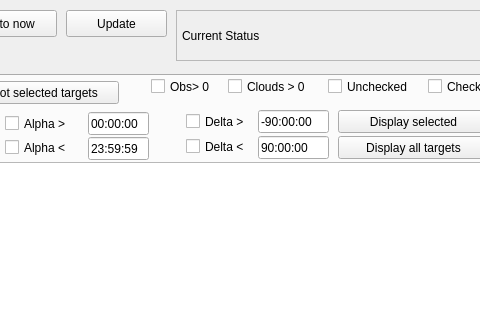
First picture: the form in pouet/design.ui, repository vbonvin/POUET, before the edit; both pictures show x 364 to 844 and y 0 to 320 of the 1368 by 826 pixel window.
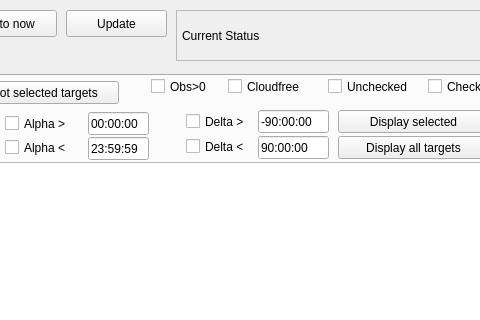
Second picture: the form after the edit.

Commit message: Fixing cloud cover value representation unconsistency in display. #26

Diff of the .ui file:
```diff
--- a/pouet/design.ui
+++ b/pouet/design.ui
@@ -456,7 +456,7 @@
       </rect>
      </property>
      <property name="text">
-      <string>Obs&gt; 0</string>
+      <string>Obs&gt;0</string>
      </property>
     </widget>
     <widget class="QCheckBox" name="toggleCloudsObs">
@@ -469,7 +469,7 @@
       </rect>
      </property>
      <property name="text">
-      <string>Clouds &gt; 0</string>
+      <string>Cloudfree</string>
      </property>
     </widget>
     <widget class="QCheckBox" name="toggleCheckedObs">
```
The commit also changes 5 other files.
